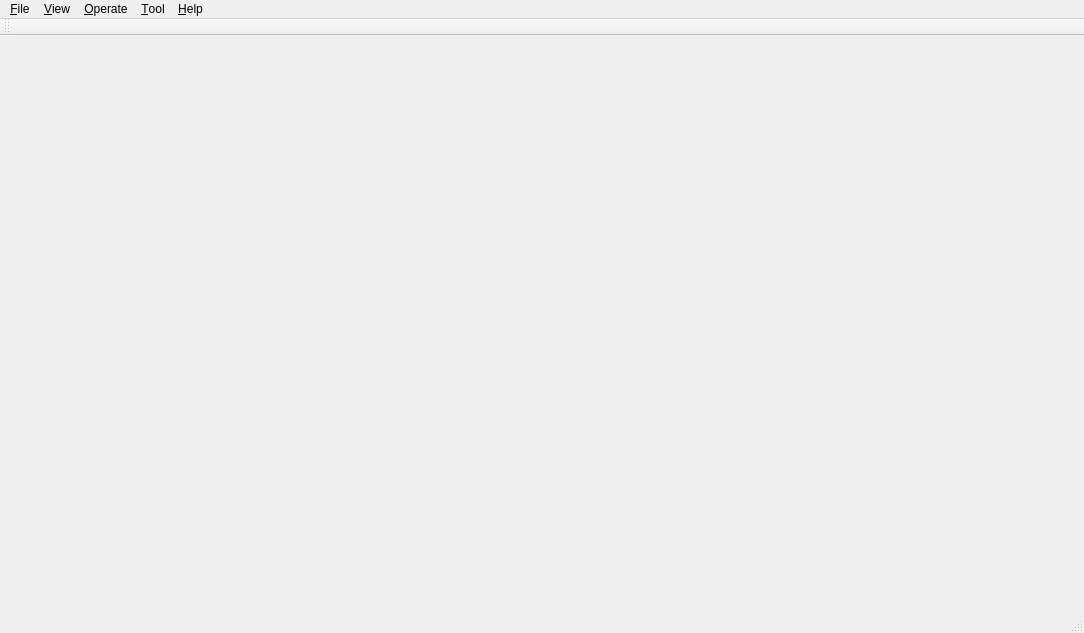
Above: source/wnd/mainwindow.ui from ww4u/mct-t4 before the change. Below: the same form after it.
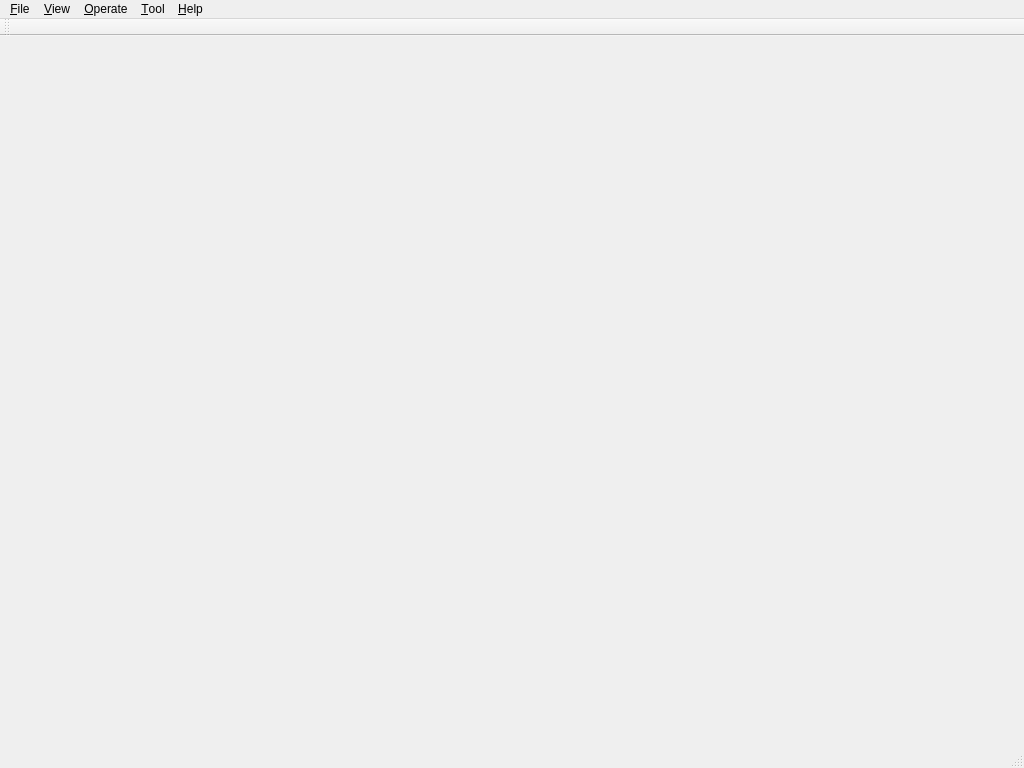
That is the form after the change.

```diff
--- a/source/wnd/mainwindow.ui
+++ b/source/wnd/mainwindow.ui
@@ -2,14 +2,23 @@
 <ui version="4.0">
  <class>MainWindow</class>
  <widget class="QMainWindow" name="MainWindow">
+  <property name="enabled">
+   <bool>true</bool>
+  </property>
   <property name="geometry">
    <rect>
     <x>0</x>
     <y>0</y>
-    <width>1084</width>
-    <height>633</height>
+    <width>1024</width>
+    <height>768</height>
    </rect>
   </property>
+  <property name="sizePolicy">
+   <sizepolicy hsizetype="Expanding" vsizetype="Expanding">
+    <horstretch>0</horstretch>
+    <verstretch>0</verstretch>
+   </sizepolicy>
+  </property>
   <property name="windowTitle">
    <string>MEGAROBO</string>
   </property>
@@ -23,7 +32,7 @@
     <rect>
      <x>0</x>
      <y>0</y>
-     <width>1084</width>
+     <width>1024</width>
      <height>23</height>
     </rect>
    </property>
```
Left out of the diff: 19 changed lines with no effect on the pictures.
